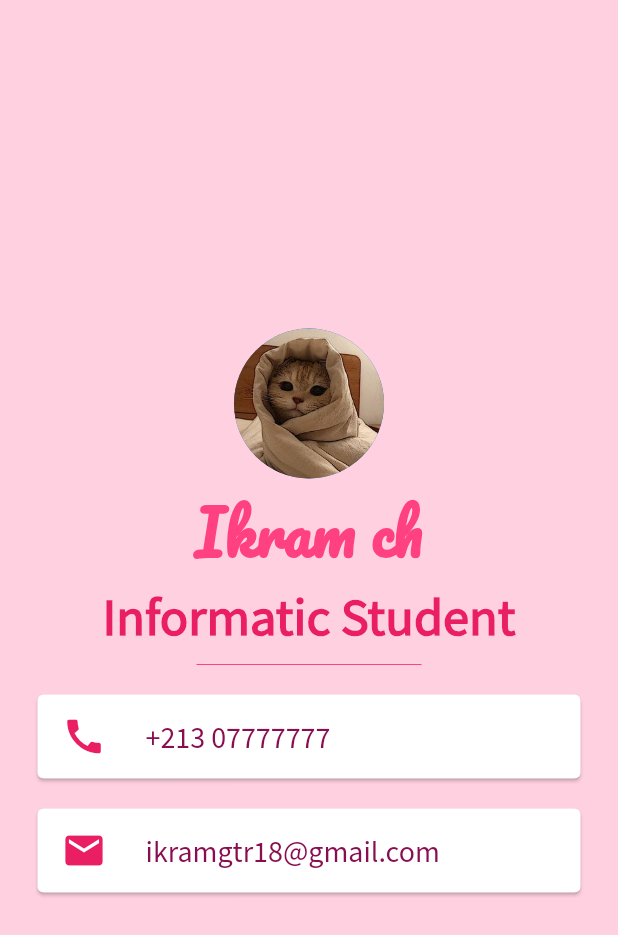
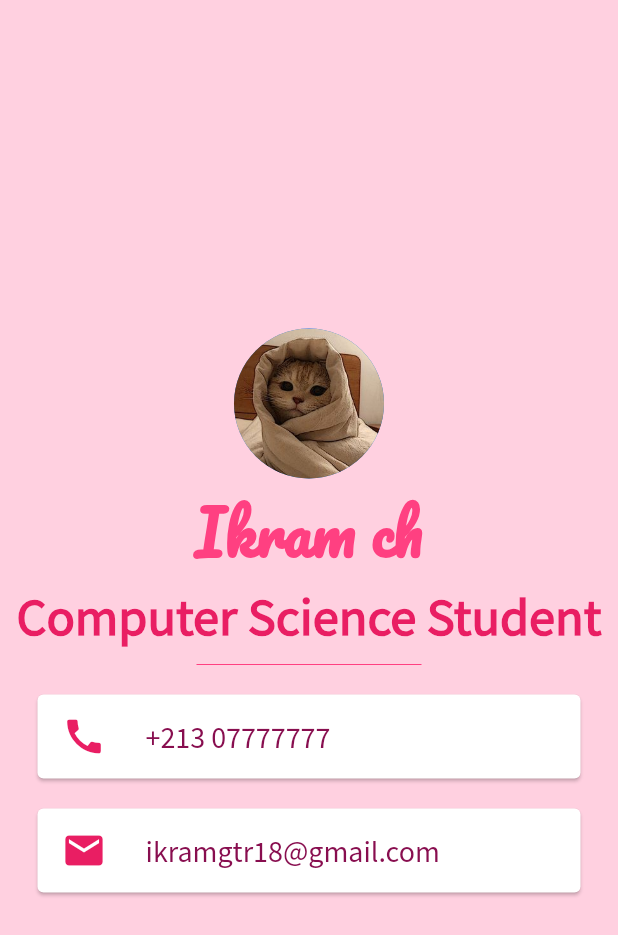
Before and after one commit to ikramchegroune/Micard, a Flutter app: the screen it shows after launch, on a phone screen of 412 x 824 dp. Shown: the top 935 px of the screen. Run offline on Flutter 3.47's test engine with Material 2 defaults, Android fonts, the phone set to English and light mode, and no system bars.

```diff
--- a/lib/main.dart
+++ b/lib/main.dart
@@ -54,7 +54,7 @@ class _MyHomePageState extends State<MyHomePage> {
             ),
            ),
            Text(
-            'Informatic Student',
+            'Computer Science Student',
             style: TextStyle(
                 fontFamily: 'Source Sans Pro',
                 fontSize: 35.0,
```
